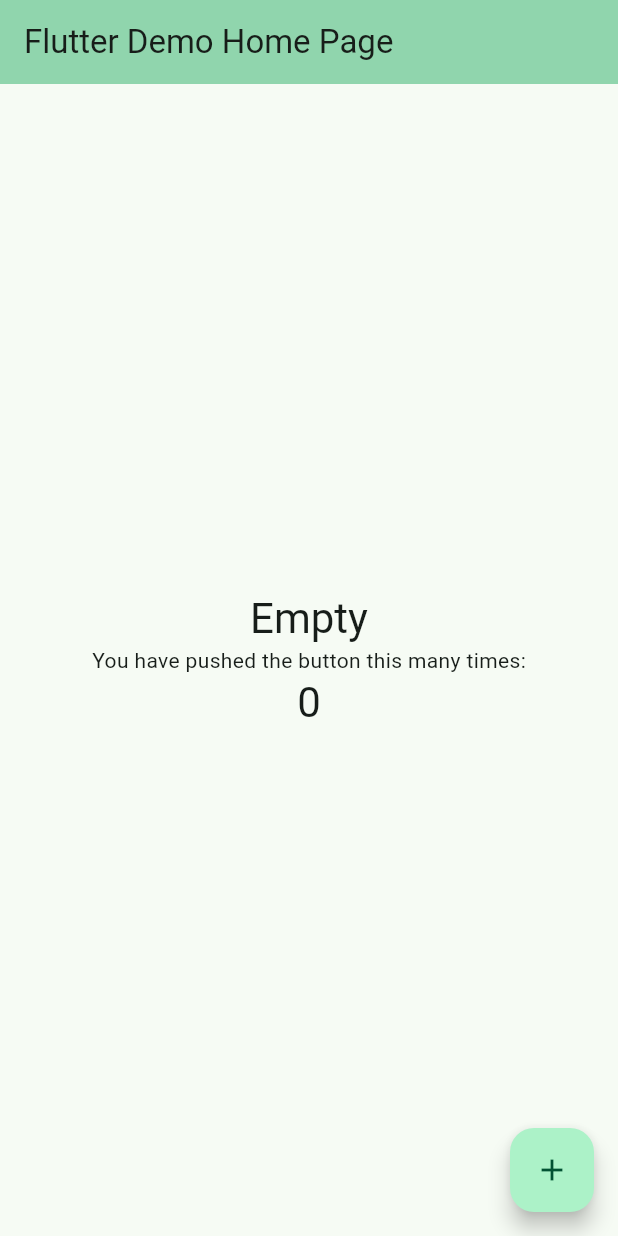
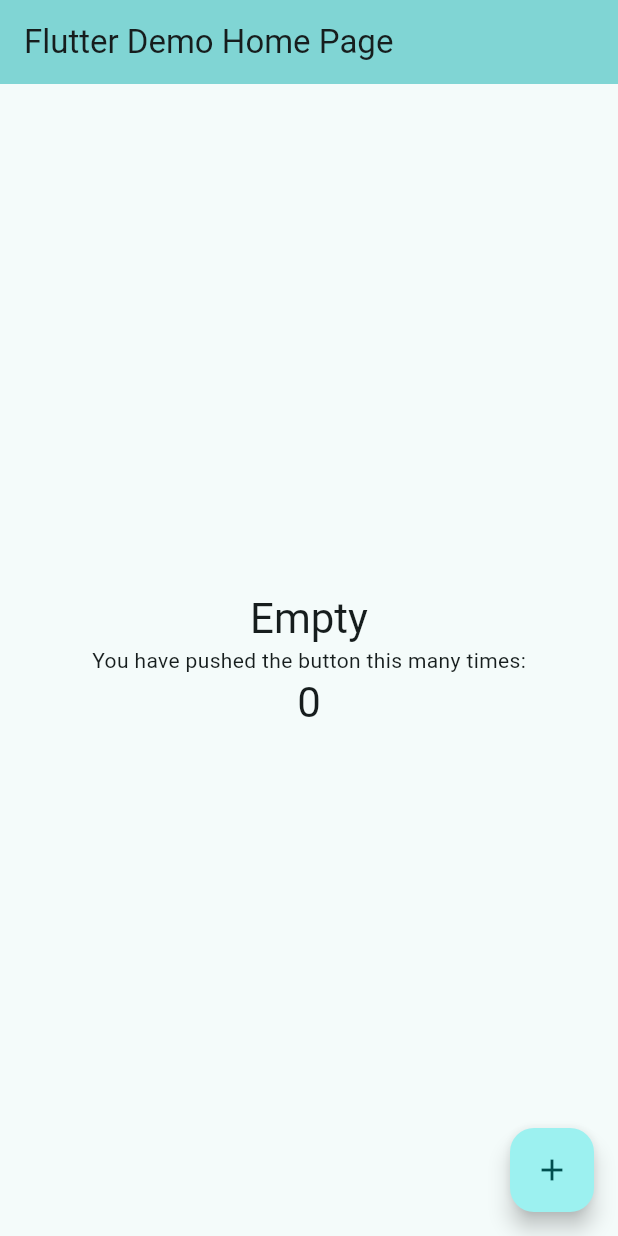
Before and after one commit to anishghale007/deeplink-flutter, a Flutter app: the screen it shows after launch, on a phone screen of 412 x 824 dp. Run offline on Flutter 3.47's test engine with Material 2 defaults, Android fonts, the phone set to English and light mode, and no system bars; our stand-ins replace app_links, go_router.

```diff
--- a/lib/main.dart
+++ b/lib/main.dart
@@ -37,7 +37,7 @@ class MyApp extends StatelessWidget {
       // routerConfig: router,
       title: 'Flutter Demo',
       theme: ThemeData(
-        colorScheme: ColorScheme.fromSeed(seedColor: Colors.greenAccent),
+        colorScheme: ColorScheme.fromSeed(seedColor: Colors.cyanAccent),
         useMaterial3: true,
       ),
       home: const MyHomePage(title: 'Flutter Demo Home Page'),
```
Also changed, not shown: 1 other file.
